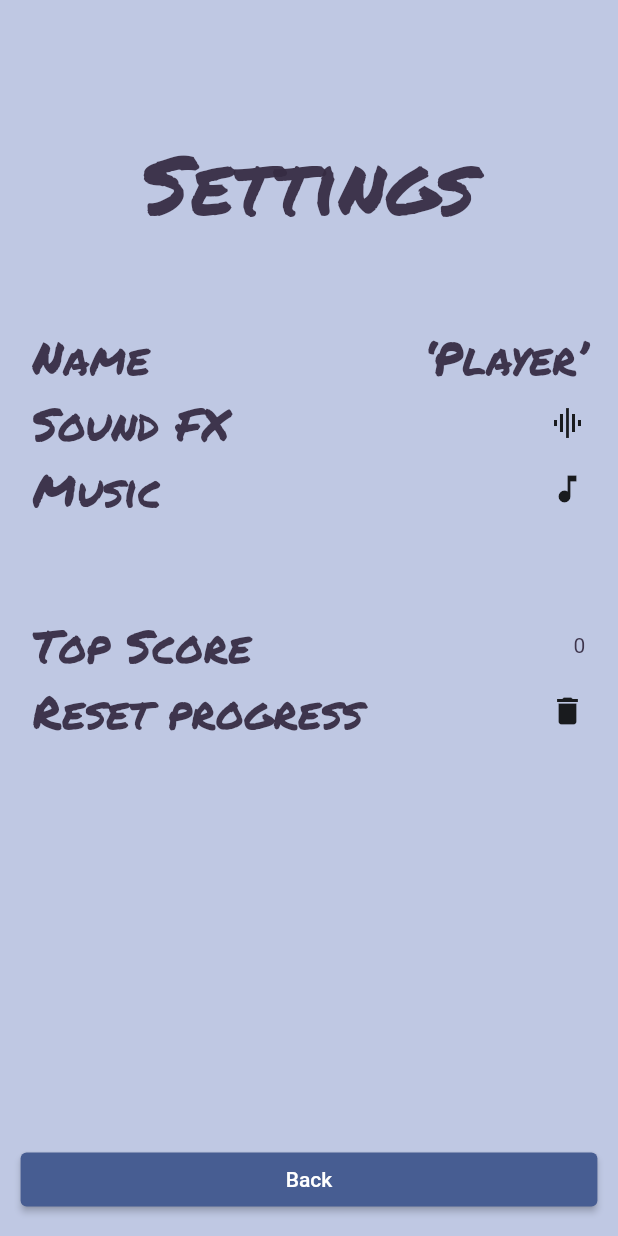
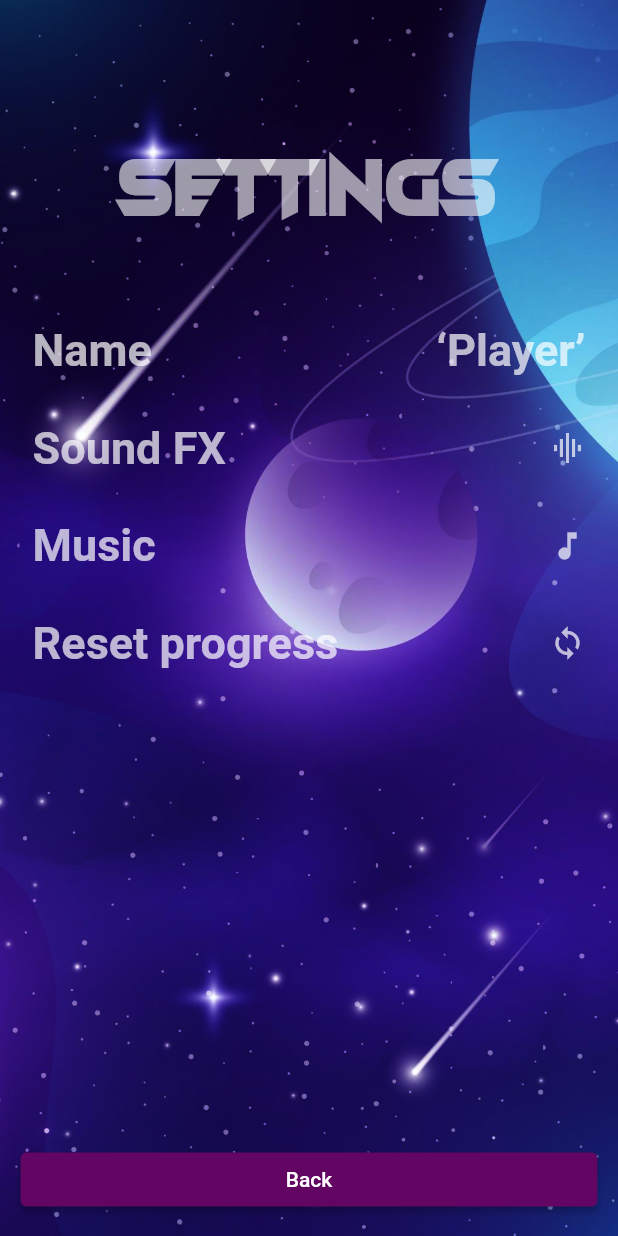
Before and after one commit to SDevM/Amber-Galactic, a Flutter app: the SettingsScreen screen opened by its route, on a phone screen of 412 x 824 dp. Run offline on Flutter 3.47's test engine with Material 2 defaults, Android fonts, the phone set to English and light mode, and no system bars; our stand-ins replace audioplayers, firebase_core, firebase_crashlytics, go_router, google_mobile_ads, in_app_purchase and 2 more; missing offline and left inert: dart:ffi, games_services; accounts and stored records are empty.

Commit message:
updated settings UI

```diff
--- a/lib/src/settings/custom_name_dialog.dart
+++ b/lib/src/settings/custom_name_dialog.dart
@@ -29,14 +29,19 @@ class _CustomNameDialogState extends State<CustomNameDialog> {
   @override
   Widget build(BuildContext context) {
     return ScaleTransition(
+
       scale: CurvedAnimation(
+
         parent: widget.animation,
         curve: Curves.easeOutCubic,
       ),
       child: SimpleDialog(
-        title: const Text('Change name'),
+        backgroundColor: Color(0xFF630563),
+
+        title: const Text('Change name',style: TextStyle(color: Colors.white70)),
         children: [
-          TextField(
+      TextField(
+        style: TextStyle(color: Colors.white70),
             controller: _controller,
             autofocus: true,
             maxLength: 12,
@@ -47,14 +52,18 @@ class _CustomNameDialogState extends State<CustomNameDialog> {
             onChanged: (value) {
               context.read<SettingsController>().setPlayerName(value);
             },
+
+
             onSubmitted: (value) {
               // Player tapped 'Submit'/'Done' on their keyboard.
               Navigator.pop(context);
             },
           ),
-          TextButton(
+          ElevatedButton(
+            style: ButtonStyle(backgroundColor: MaterialStateProperty.all(Color(0xFF060634))),
+
             onPressed: () => Navigator.pop(context),
-            child: const Text('Close'),
+            child: const Text('Close',style: TextStyle(color: Colors.white70)),
           ),
         ],
       ),
--- a/lib/src/settings/settings_screen.dart
+++ b/lib/src/settings/settings_screen.dart
@@ -17,6 +17,7 @@ class SettingsScreen extends StatelessWidget {
   const SettingsScreen({super.key});
 
   static const _gap = SizedBox(height: 60);
+  static const _smallGap = SizedBox(height: 30);
 
   @override
   Widget build(BuildContext context) {
@@ -24,16 +25,26 @@ class SettingsScreen extends StatelessWidget {
     final palette = context.watch<Palette>();
 
       return Scaffold(
-      backgroundColor: palette.backgroundSettings,
-      body: ResponsiveScreen(
+
+      body: Stack(
+        children:[Image.asset(
+          'assets/images/universe_background.jpg',
+          width: MediaQuery.of(context).size.width,
+          height: MediaQuery.of(context).size.height,
+          fit: BoxFit.cover,
+          color: Color(0xFF060634).withOpacity(.8),
+          colorBlendMode: BlendMode.softLight,
+        ), ResponsiveScreen(
           squarishMainArea: ListView(
             children: [
+
               _gap,
               const Text(
                 'Settings',
                 textAlign: TextAlign.center,
                 style: TextStyle(
-                fontFamily: 'Permanent Marker',
+                  fontFamily: 'FastHand',
+                  color: Colors.white60,
                   fontSize: 55,
                   height: 1,
                 ),
@@ -42,61 +53,28 @@ class SettingsScreen extends StatelessWidget {
               const _NameChangeLine(
                 'Name',
               ),
+              _smallGap,
               ValueListenableBuilder<bool>(
                 valueListenable: settings.soundsOn,
                 builder: (context, soundsOn, child) => _SettingsLine(
                   'Sound FX',
-                Icon(soundsOn ? Icons.graphic_eq : Icons.volume_off),
+                  Icon(soundsOn ? Icons.graphic_eq : Icons.volume_off,color: Colors.white70,),
                   onSelected: () => settings.toggleSoundsOn(),
                 ),
               ),
+              _smallGap,
               ValueListenableBuilder<bool>(
                 valueListenable: settings.musicOn,
                 builder: (context, musicOn, child) => _SettingsLine(
                   'Music',
-                Icon(musicOn ? Icons.music_note : Icons.music_off),
+                  Icon(musicOn ? Icons.music_note : Icons.music_off,color: Colors.white70,),
                   onSelected: () => settings.toggleMusicOn(),
                 ),
               ),
-            _gap,
-            ValueListenableBuilder<int>(
-              valueListenable: settings.highScore,
-              builder: (context, highScore, child) => _SettingsLine(
-                'Top Score',
-                Text('$highScore'),
-                onSelected: () => () {},
-              ),
-            ),
-            Consumer<InAppPurchaseController?>(
-                builder: (context, inAppPurchase, child) {
-              if (inAppPurchase == null) {
-                // In-app purchases are not supported yet.
-                // Go to lib/main.dart and uncomment the lines that create
-                // the InAppPurchaseController.
-                return const SizedBox.shrink();
-              }
-
-              Widget icon;
-              VoidCallback? callback;
-              if (inAppPurchase.adRemoval.active) {
-                icon = const Icon(Icons.check);
-              } else if (inAppPurchase.adRemoval.pending) {
-                icon = const CircularProgressIndicator();
-              } else {
-                icon = const Icon(Icons.ad_units);
-                callback = () {
-                  inAppPurchase.buy();
-                };
-              }
-              return _SettingsLine(
-                'Remove ads',
-                icon,
-                onSelected: callback,
-              );
-            }),
+              _smallGap,
               _SettingsLine(
                 'Reset progress',
-              const Icon(Icons.delete),
+                const Icon(Icons.loop,color: Colors.white70,),
                 onSelected: () {
                   context.read<PlayerProgress>().reset();
 
@@ -111,13 +89,25 @@ class SettingsScreen extends StatelessWidget {
             ],
           ),
           rectangularMenuArea: ElevatedButton(
+
+style: ButtonStyle(backgroundColor: MaterialStateProperty.all(Color(0XFF630563))),
             onPressed: () {
+
               GoRouter.of(context).pop();
             },
-          child: const Text('Back'),
+            child:
+              const Text('Back',)
+            //  630563
+
+            )
+
           ),
+    ]
       ),
+
       );
+
+
   }
 }
 
@@ -142,6 +132,8 @@ class _NameChangeLine extends StatelessWidget {
                 style: const TextStyle(
                   fontFamily: 'Permanent Marker',
                   fontSize: 30,
+                  fontWeight: FontWeight.bold,
+                  color: Colors.white70
                 )),
             const Spacer(),
             ValueListenableBuilder(
@@ -151,6 +143,8 @@ class _NameChangeLine extends StatelessWidget {
                 style: const TextStyle(
                   fontFamily: 'Permanent Marker',
                   fontSize: 30,
+                    fontWeight: FontWeight.bold,
+                    color: Colors.white70
                 ),
               ),
             ),
@@ -184,6 +178,8 @@ class _SettingsLine extends StatelessWidget {
                 style: const TextStyle(
                   fontFamily: 'Permanent Marker',
                   fontSize: 30,
+                    fontWeight: FontWeight.bold,
+                    color: Colors.white70
                 )),
             const Spacer(),
             icon,
--- a/pubspec.yaml
+++ b/pubspec.yaml
@@ -55,9 +55,9 @@ flutter:
     - assets/sfx/space_sfx1/
 
   fonts:
-    - family: Permanent Marker
+    - family: FastHand
       fonts:
-        - asset: assets/Permanent_Marker/PermanentMarker-Regular.ttf
+        - asset: assets/fonts/FastHand-lgBMV.ttf
 
 flutter_icons:
   android: true
```
Lines whose indentation alone changed are shown as unchanged.
